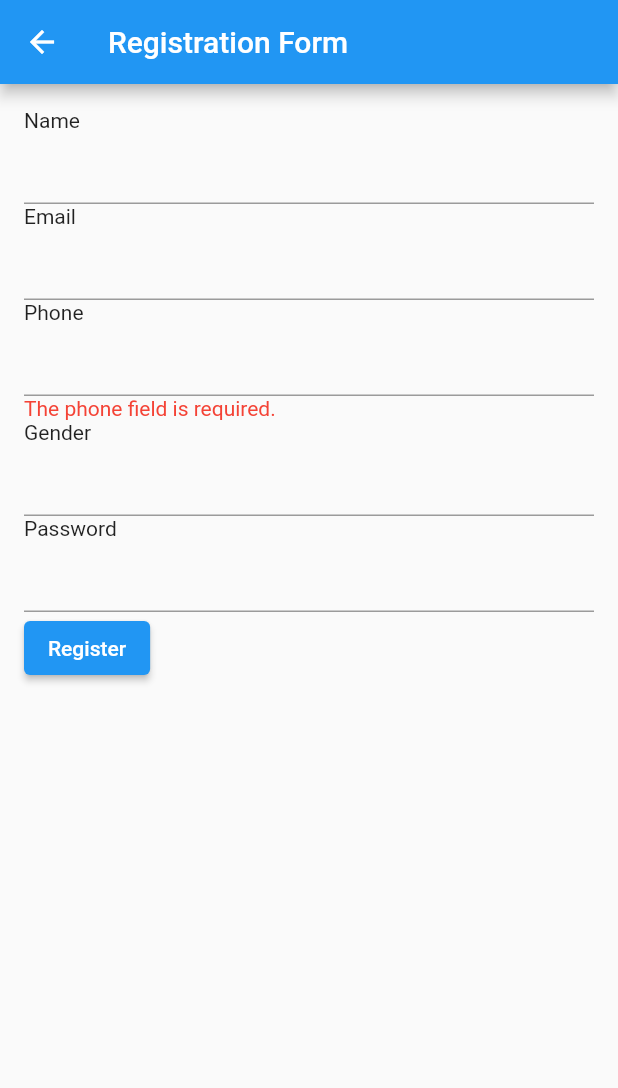
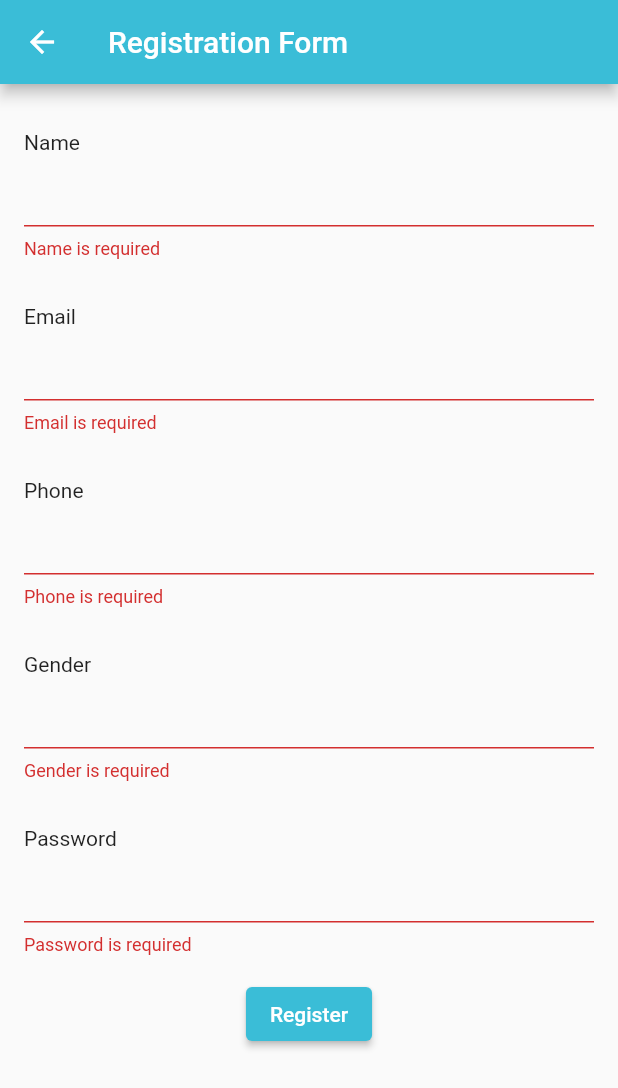
Before and after one commit to ElSanteel/doctor_schedule_appointment_app, a Flutter app: the RegisterScreen screen opened directly, after a tap on "Register", on a phone screen of 412 x 824 dp. Shown: the top 1088 px of the screen. Run offline on Flutter 3.47's test engine with Material 2 defaults, Android fonts, the phone set to English and light mode, and no system bars; our stand-ins replace dio, flutter_bloc, shared_preferences; accounts and stored records are empty.

Commit message:
change TextField To TextFormField

```diff
--- a/lib/blocs/doctor_appointment_app_cubit.dart
+++ b/lib/blocs/doctor_appointment_app_cubit.dart
@@ -1,7 +1,5 @@
-import 'package:bloc/bloc.dart';
 import 'package:flutter/material.dart';
 import 'package:flutter_bloc/flutter_bloc.dart';
-import 'package:meta/meta.dart';
 
 import '../models/appointment_model.dart';
 
@@ -31,90 +29,10 @@ class DoctorAppointmentAppCubit extends Cubit<DoctorAppointmentAppState> {
     ),
   ];
 
-  String name = '';
-  String email = '';
-  String phone = '';
-  String gender = '';
-  String password = '';
-  String userType = '';
-  String phoneError = '';
-  String passwordError = '';
-  Map<String, String> errors = {
-    'phone': '',
-    'password': '',
-  };
-
-  void changeNameValue(value) {
-    name = value;
-  }
-
-  void changeEmailValue(value) {
-    email = value;
-  }
-
-  bool isValidNumericPhone(String value) {
-    return value.isNotEmpty && value.contains(RegExp(r'^[0-9]*$'));
-  }
-
-  void validatePhone(String value) {
-    if (value.isEmpty) {
-      phoneError = 'The phone field is required.';
-    } else if (!isNumeric(value)) {
-      phoneError = 'Phone must contain only numeric values.';
-    } else if (isNegative(value)) {
-      phoneError = 'Phone cannot be negative.';
-    } else {
-      phoneError = ''; // No error
-    }
-  }
-
-  bool isNumeric(String value) {
-    return value.contains(RegExp(r'^[0-9]+$'));
-  }
-
-  bool isNegative(String value) {
-    return value.startsWith('-');
-  }
-
-  void changePhoneValue(value) {
-    phone = value;
-    emit(PhoneState());
-  }
-
-  void changeGenderValue(value) {
-    gender = value;
-    emit(GenderState());
-  }
-
-  void changePasswordValue(value) {
-    password = value;
-    emit(PasswordState());
-  }
-
-  void changeInvalidPasswordValue(value) {
-    password = 'The password field is required.';
-    emit(EmptyPasswordFieldState());
-  }
-
-  void displayError() {
-    errors['phone'] = phoneError;
-    errors['password'] = passwordError;
-    emit(DisplayErrorState());
-  }
-
-  void clearError() {
-    errors = {
-      'phone': '',
-      'password': '',
-    };
-    emit(ClearErrorState());
-  }
-
-  void login() {
-    emit(AccountAuthenticated("Mohamed"));
-  }
-
-  void logout() {
-    emit(DoctorAppointmentAppUnauthenticated());
-  }
+  final formKey = GlobalKey<FormState>();
+  TextEditingController nameController = TextEditingController();
+  TextEditingController emailController = TextEditingController();
+  TextEditingController phoneController = TextEditingController();
+  TextEditingController genderController = TextEditingController();
+  TextEditingController passwordController = TextEditingController();
 }
--- a/lib/blocs/doctor_appointment_app_state.dart
+++ b/lib/blocs/doctor_appointment_app_state.dart
@@ -4,45 +4,3 @@ part of 'doctor_appointment_app_cubit.dart';
 abstract class DoctorAppointmentAppState {}
 
 class DoctorAppointmentAppInitial extends DoctorAppointmentAppState {}
-
-class NameState extends DoctorAppointmentAppState {}
-
-class EmailState extends DoctorAppointmentAppState {}
-
-class PhoneState extends DoctorAppointmentAppState {}
-
-class InvalidPhoneState extends DoctorAppointmentAppState {}
-
-class GenderState extends DoctorAppointmentAppState {}
-
-class PasswordState extends DoctorAppointmentAppState {}
-
-class EmptyPasswordFieldState extends DoctorAppointmentAppState {}
-
-class DisplayErrorState extends DoctorAppointmentAppState {}
-
-class ClearErrorState extends DoctorAppointmentAppState {}
-
-class AuthenticationState {
-  final Map<String, String> errors;
-
-  AuthenticationState(this.errors);
-
-  AuthenticationState copyWith({
-    Map<String, String>? errors,
-  }) {
-    return AuthenticationState(
-      errors ?? this.errors,
-    );
-  }
-}
-
-class AccountAuthenticated extends DoctorAppointmentAppState {
-  final String username;
-
-  AccountAuthenticated(this.username);
-}
-
-class DoctorAppointmentAppUnauthenticated extends DoctorAppointmentAppState {}
-
-class DoctorAppointmentAppLoading extends DoctorAppointmentAppState {}
--- a/lib/components/custom_text_field.dart
+++ b/lib/components/custom_text_field.dart
@@ -2,15 +2,15 @@ import 'package:flutter/material.dart';
 
 class CustomTextField extends StatelessWidget {
   final String label;
-  final String error;
   final bool isNumeric;
-  final ValueChanged<String> onChanged;
+  final TextEditingController controller;
+  final dynamic validator;
 
   const CustomTextField({
     super.key,
     required this.label,
-    required this.error,
-    required this.onChanged,
+    required this.controller,
+    required this.validator,
     this.isNumeric = false,
   });
 
@@ -19,24 +19,19 @@ class CustomTextField extends StatelessWidget {
     return Column(
       crossAxisAlignment: CrossAxisAlignment.start,
       children: [
+        const SizedBox(
+          height: 15,
+        ),
         Text(label),
-        TextField(
-          onChanged: onChanged,
+        TextFormField(
+          controller: controller,
           keyboardType: isNumeric ? TextInputType.number : TextInputType.text,
+          validator: validator,
         ),
-        _buildErrorMessage(error),
+        const SizedBox(
+          height: 15,
+        )
       ],
     );
   }
-
-  Widget _buildErrorMessage(String error) {
-    if (error.isNotEmpty) {
-      return Text(
-        error,
-        style: const TextStyle(color: Colors.red),
-      );
-    } else {
-      return const SizedBox.shrink();
-    }
-  }
 }
--- a/lib/main.dart
+++ b/lib/main.dart
@@ -1,6 +1,9 @@
 import 'package:flutter/material.dart';
+import 'package:session_20/services/shared_prefrence_helper.dart';
 import 'package:session_20/src/app_root.dart';
 
-void main() {
+void main() async {
+  WidgetsFlutterBinding.ensureInitialized();
+  await SharedPreferenceHelper.init();
   runApp(const AppRoot());
 }
--- a/lib/services/dio_helper.dart
+++ b/lib/services/dio_helper.dart
@@ -48,8 +48,7 @@ class DioHelper {
       "Content-Type": "application/json",
       'accept-Language': acceptLang ?? 'en',
     };
-    print(data);
-    print(url);
+
     return dio.post(url, queryParameters: query, data: data);
   }
 
--- a/lib/views/Authentication Screen/component/custom_button.dart
+++ b/lib/views/Authentication Screen/component/custom_button.dart
@@ -4,11 +4,12 @@ class CustomButton extends StatelessWidget {
   final String label;
   final Function()? onPressed;
 
-  CustomButton({required this.label, required this.onPressed});
+  const CustomButton({super.key, required this.label, required this.onPressed});
 
   @override
   Widget build(BuildContext context) {
     return ElevatedButton(
+      style: ElevatedButton.styleFrom(backgroundColor: const Color(0xff3abdd7)),
       onPressed: onPressed,
       child: Text(label),
     );
--- a/lib/views/Authentication Screen/view/authentication_screen.dart
+++ b/lib/views/Authentication Screen/view/authentication_screen.dart
@@ -11,6 +11,7 @@ class AuthenticationScreen extends StatelessWidget {
   Widget build(BuildContext context) {
     return Scaffold(
       appBar: AppBar(
+        backgroundColor: const Color(0xff3abdd7),
         title: const Text('Authentication Screen'),
       ),
       body: Center(
--- a/lib/views/Registration Screen/view/registeration_screen.dart
+++ b/lib/views/Registration Screen/view/registeration_screen.dart
@@ -11,6 +11,7 @@ class RegisterScreen extends StatelessWidget {
   Widget build(BuildContext context) {
     return Scaffold(
       appBar: AppBar(
+        backgroundColor: const Color(0xff3abdd7),
         title: const Text('Registration Form'),
       ),
       body: BlocConsumer<DoctorAppointmentAppCubit, DoctorAppointmentAppState>(
@@ -19,66 +20,83 @@ class RegisterScreen extends StatelessWidget {
         },
         builder: (context, state) {
           var cubit = DoctorAppointmentAppCubit.get(context);
-          return Padding(
+          return Form(
+            key: cubit.formKey,
+            child: SingleChildScrollView(
+              child: Padding(
                 padding: const EdgeInsets.all(16.0),
                 child: Column(
                   crossAxisAlignment: CrossAxisAlignment.start,
                   children: [
                     CustomTextField(
                       label: 'Name',
-                  error: '',
-                  onChanged: cubit.changeNameValue,
+                      controller: cubit.nameController,
+                      validator: (value) {
+                        if (value == null || value.isEmpty) {
+                          return 'Name is required';
+                        }
+                        return null;
+                      },
                     ),
                     CustomTextField(
                       label: 'Email',
-                    error: '',
-                    onChanged: cubit.changeEmailValue),
+                      controller: cubit.emailController,
+                      validator: (value) {
+                        if (value == null || value.isEmpty) {
+                          return 'Email is required';
+                        }
+                        return null;
+                      },
+                    ),
                     CustomTextField(
                       label: 'Phone',
-                  error: cubit.phoneError,
-                  onChanged: (value) {
-                    cubit.validatePhone(value);
+                      controller: cubit.phoneController,
+                      validator: (value) {
+                        if (value == null || value.isEmpty) {
+                          return 'Phone is required';
+                        }
+                        return null;
                       },
                       isNumeric: true,
                     ),
                     CustomTextField(
                       label: 'Gender',
-                  error: '',
-                  onChanged: (value) {
-                    cubit.changeGenderValue(value);
+                      controller: cubit.genderController,
+                      validator: (value) {
+                        if (value == null || value.isEmpty) {
+                          return 'Gender is required';
+                        }
+                        return null;
                       },
                     ),
                     CustomTextField(
                       label: 'Password',
-                  error: cubit.passwordError,
-                  onChanged: (value) {
-                    cubit.changePasswordValue(value);
+                      controller: cubit.passwordController,
+                      validator: (value) {
+                        if (value == null || value.isEmpty) {
+                          return 'Password is required';
+                        }
+                        return null;
                       },
                     ),
-                ElevatedButton(
-                  onPressed: () async {
-                    cubit.clearError();
-                    cubit.validatePhone(cubit.phone);
-                    cubit.changePasswordValue(cubit.password);
-
-                    if (cubit.phoneError.isNotEmpty ||
-                        cubit.passwordError.isNotEmpty) {
-                      cubit.displayError();
-                    } else {
-                      if (cubit.userType.isNotEmpty) {
-                        if (cubit.userType == 'Admin') {
-                          // Handle admin login
-                        } else if (cubit.userType == 'Manager') {
-                          // Handle manager login
-                        } else if (cubit.userType == 'Employee') {
-                          // Handle employee login
-                        }
-                      }
+                    Center(
+                      child: ElevatedButton(
+                        style: ElevatedButton.styleFrom(
+                            backgroundColor: const Color(0xff3abdd7)),
+                        onPressed: () {
+                          if (cubit.formKey.currentState!.validate()) {
+                            ScaffoldMessenger.of(context).showSnackBar(
+                              const SnackBar(
+                                  content: Text('Registration Successful')),
+                            );
                           }
                         },
                         child: const Text('Register'),
-                )
+                      ),
+                    ),
                   ],
+                ),
+              ),
             ),
           );
         },
```
Also changed, not shown: lib/views/Login Screen/view/login_screeen.dart (+26 -21 lines), 1 other file. Lines whose indentation alone changed are shown as unchanged.
